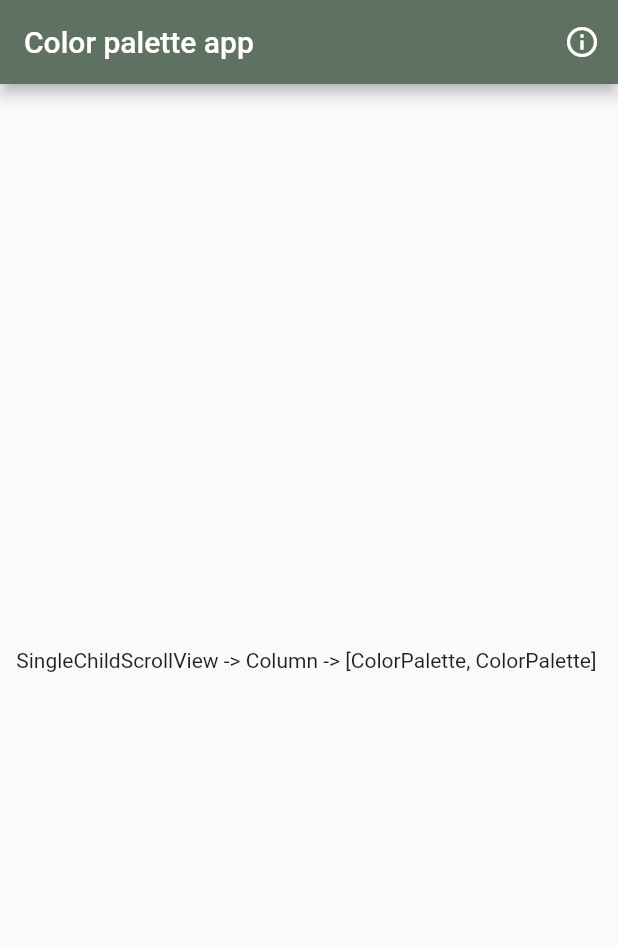
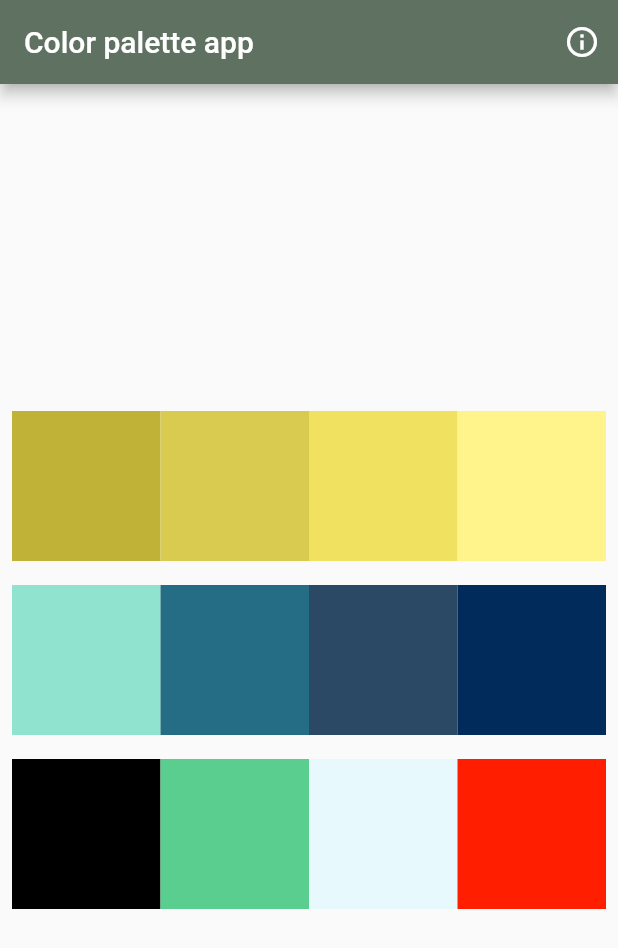
Before and after one commit to pipeprieto/f_color_palette_1, a Flutter app: the screen it shows after launch, on a phone screen of 412 x 824 dp. Shown: the top 948 px of the screen. Run offline on Flutter 3.47's test engine with Material 2 defaults, Android fonts, the phone set to English and light mode, and no system bars; our stand-ins replace get, loggy.

Commit message:
New changes

```diff
--- a/lib/ui/pages/color_selection_page.dart
+++ b/lib/ui/pages/color_selection_page.dart
@@ -7,7 +7,7 @@ import '../widgets/color_palette.dart';
 
 class ColorSelectionPage extends StatelessWidget {
   const ColorSelectionPage({Key? key}) : super(key: key);
-
+  //List<String> baseColors;
   void showDialog() {
     Get.dialog(const AlertDialog(
       title: Text('Flutter'),
@@ -25,10 +25,19 @@ class ColorSelectionPage extends StatelessWidget {
           ],
         ),
         // https://colorhunt.co/
-        body: (const Center(
-          child: Text(
-              "SingleChildScrollView -> Column -> [ColorPalette, ColorPalette] "),
-        )));
+        body: (Center(
+            child: SingleChildScrollView(
+          child: Column(children: [
+            ColorPalette(
+                baseColor: ["#C0B236", "#D9CB50", "#F0E161", "#FFF38C"]),
+            ColorPalette(
+                baseColor: ["#8FE3CF", "#256D85", "#2B4865", "#002B5B"]),
+            ColorPalette(
+                baseColor: ["#000000", "#59CE8F", "#E8F9FD", "#FF1E00"])
+          ]),
+        )
+            //"SingleChildScrollView -> Column -> [ColorPalette, ColorPalette] ",
+            )));
   }
 
   // está es la función que será llamada con cada click a un ColorPalette
--- a/lib/ui/widgets/color_palette.dart
+++ b/lib/ui/widgets/color_palette.dart
@@ -1,15 +1,16 @@
 import 'package:flutter/material.dart';
 import '../../utils/color_utils.dart';
+import 'package:get/get.dart';
 
 class ColorPalette extends StatelessWidget {
   const ColorPalette({
     Key? key,
     // así se reciben en el constructor, por ejemplo
-    //required this.baseColor,
+    required this.baseColor,
   }) : super(key: key);
 
   // atributos de la clase, por ejemplo
-  //final String baseColor;
+  final List<String> baseColor;
 
   // también se puede tener como un atributo un callback, necesiario ya que es un
   // widget sin estado, por ejemplo
@@ -19,10 +20,63 @@ class ColorPalette extends StatelessWidget {
   Widget build(BuildContext context) {
     // padding para crear espacio alrededor del widget
     return Padding(
-      padding: const EdgeInsets.all(8.0),
-      // vamos a mostrar los elementos en un row
-      child: Text(
-          'Row -> [Expanded(flex: 4,GestureDetector(Container(height: 100, color: ColorUtils.FromHex(baseColor))) )]'),
-    );
+        padding: const EdgeInsets.all(8.0),
+        // vamos a mostrar los elementos en un row
+        child: Row(
+          children: [
+            Expanded(
+              flex: 4,
+              child: GestureDetector(
+                  onTap: () {
+                    Get.snackbar('Color palette', 'Valor copiado',
+                        backgroundColor: ColorUtils.FromHex(baseColor[0]),
+                        snackPosition: SnackPosition.BOTTOM);
+                  },
+                  child: Container(
+                    height: 100,
+                    color: ColorUtils.FromHex(baseColor[0]),
+                  )),
+            ),
+            Expanded(
+              flex: 4,
+              child: GestureDetector(
+                  onTap: () {
+                    Get.snackbar('Color palette', 'Valor copiado',
+                        backgroundColor: ColorUtils.FromHex(baseColor[1]),
+                        snackPosition: SnackPosition.BOTTOM);
+                  },
+                  child: Container(
+                    height: 100,
+                    color: ColorUtils.FromHex(baseColor[1]),
+                  )),
+            ),
+            Expanded(
+              flex: 4,
+              child: GestureDetector(
+                  onTap: () {
+                    Get.snackbar('Color palette', 'Valor copiado',
+                        backgroundColor: ColorUtils.FromHex(baseColor[2]),
+                        snackPosition: SnackPosition.BOTTOM);
+                  },
+                  child: Container(
+                    height: 100,
+                    color: ColorUtils.FromHex(baseColor[2]),
+                  )),
+            ),
+            Expanded(
+              flex: 4,
+              child: GestureDetector(
+                  onTap: () {
+                    Get.snackbar('Color palette', 'Valor copiado',
+                        backgroundColor: ColorUtils.FromHex(baseColor[3]),
+                        snackPosition: SnackPosition.BOTTOM);
+                  },
+                  child: Container(
+                    height: 100,
+                    color: ColorUtils.FromHex(baseColor[3]),
+                  )),
+            )
+          ],
+        ));
   }
 }
```
